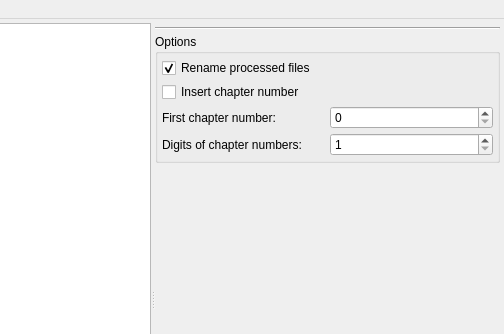
Qt form AudioBooQer/ui/forms/WMainWindow.ui (CaSchmidt/AudioBooQer) before a commit; both pictures show x 296 to 800 and y 0 to 334 of the 800 by 600 pixel window.
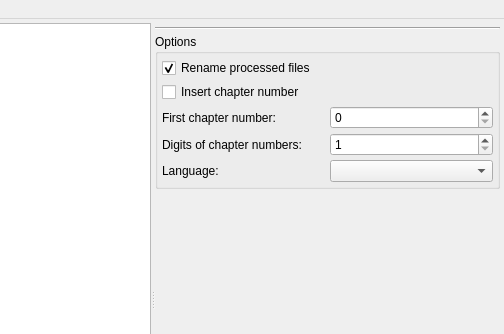
The same form after that commit. Custom widgets are drawn as their Qt base class.

Commit message: UI Allow configuration of the chapter track's language.

```diff
--- a/AudioBooQer/ui/forms/WMainWindow.ui
+++ b/AudioBooQer/ui/forms/WMainWindow.ui
@@ -171,6 +171,23 @@
              </item>
             </layout>
            </item>
+           <item>
+            <layout class="QHBoxLayout" name="horizontalLayout_3">
+             <property name="spacing">
+              <number>4</number>
+             </property>
+             <item>
+              <widget class="QLabel" name="label_3">
+               <property name="text">
+                <string>Language:</string>
+               </property>
+              </widget>
+             </item>
+             <item>
+              <widget class="QComboBox" name="languageCombo"/>
+             </item>
+            </layout>
+           </item>
           </layout>
          </widget>
         </item>
```
Left out of the diff: 1 changed line with no effect on the pictures. The commit also changes 1 other file.
